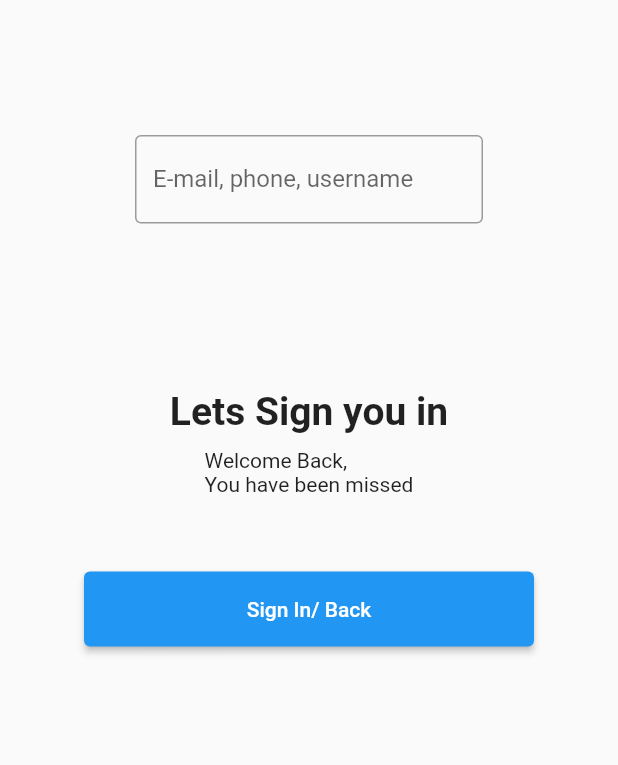
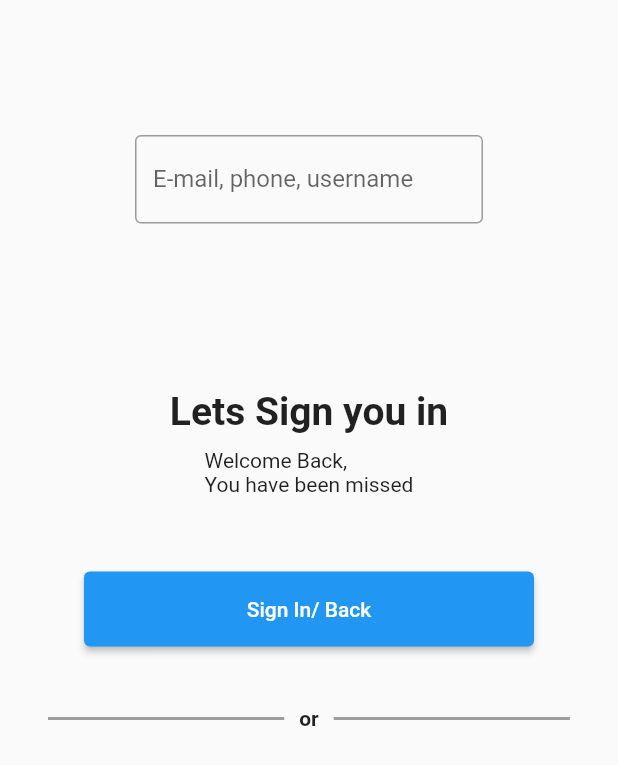
Before and after one commit to KampanieOnline/testproject, a Flutter app: the screen it shows after launch, after a tap on "Sign In", on a phone screen of 412 x 824 dp. Shown: the top 765 px of the screen. Run offline on Flutter 3.47's test engine with Material 2 defaults, Android fonts, the phone set to English and light mode, and no system bars.

Commit message:
new version 0.1.2
dekompozycja

```diff
--- /dev/null
+++ b/lib/home_page.dart
@@ -0,0 +1,55 @@
+import 'package:flutter/material.dart';
+import 'package:testproject/sign_in.dart';
+
+class HomePage extends StatelessWidget {
+  const HomePage({Key? key, required Color backgroundColor}) : super(key: key);
+
+  @override
+  Widget build(BuildContext context) {
+    return Scaffold(
+      body: Column(
+        children: [
+          buildImage(context),
+          SizedBox(height:20.0),
+          Text('Team work all',
+              style: TextStyle(fontWeight: FontWeight.bold, fontSize: 26)),
+          Padding(
+            padding: const EdgeInsets.all(60.0),
+            child: Text(
+                'Lorem i nie lorem, ipsum lorem. Mój tekścik aplikacji \nNowa linia tekstu o znakomitej apce \nTrzecia linia tekstu o tejże apce'),
+          ),
+          buildSignIn(context),
+        ],
+      ),
+    );
+  }
+
+  Center buildSignIn(BuildContext context) {
+    return Center(
+      child: SizedBox(
+        height: 50,
+        width: 300,
+        child: ElevatedButton(
+          style: ButtonStyle(),
+          child: const Text('Sign In'),
+          onPressed: () {
+            Navigator.push(
+              context,
+              MaterialPageRoute(builder: (context) => const SignIn()),
+            );
+          },
+        ),
+      ),
+    );
+  }
+
+  Widget buildImage(BuildContext context ) {
+    return Padding(
+      padding: const EdgeInsets.symmetric(horizontal: 10),
+      child: new Image.asset(
+        'images/home.jpg',
+        width: MediaQuery.of(context).size.width, fit: BoxFit.fill,
+      ),
+    );
+  }
+}
--- a/lib/main.dart
+++ b/lib/main.dart
@@ -1,99 +1,11 @@
 import 'package:flutter/material.dart';
+import 'package:testproject/home_page.dart';
 
 void main() {
   runApp(const MaterialApp(
     title: 'Logowanie do Apki',
-    home: FirstRoute(
+    home: HomePage(
       backgroundColor: Colors.white,
     ),
   ));
 }
-
-class FirstRoute extends StatelessWidget {
-  const FirstRoute({Key? key, required Color backgroundColor})
-      : super(key: key);
-
-  @override
-  Widget build(BuildContext context) {
-    var style;
-    return Scaffold(
-      body: Column(
-        children: [
-          Center(
-              child: Padding(
-                padding: const EdgeInsets.all(90.0),
-                child: new Image.asset('images/home.jpg', width: 300,),
-              )),
-          Padding(padding: EdgeInsets.only(top: 20.0),),
-          Text('Team work all',
-              style: TextStyle(fontWeight: FontWeight.bold, fontSize: 26)),
-          Padding(
-            padding: const EdgeInsets.all(60.0),
-            child: Text(
-                'Lorem i nie lorem, ipsum lorem. Mój tekścik o aplikacji \nNowa linia tekstu o znakomitej apce \nTrzecia linia tekstu o tejże apce'),
-          ),
-          Center(
-            child: SizedBox(height: 50, width: 300,
-              child: ElevatedButton(
-                style: ButtonStyle(),
-                child: const Text('Sign In'),
-                onPressed: () {
-                  Navigator.push(
-                    context,
-                    MaterialPageRoute(builder: (context) => const SignIn()),
-                  );
-                },
-              ),
-            ),
-          ),
-        ],
-      ),
-    );
-  }
-}
-
-class SignIn extends StatelessWidget {
-  const SignIn({Key? key}) : super(key: key);
-
-  @override
-  Widget build(BuildContext context) {
-    return Scaffold(
-      body: Column(
-        children: [
-          const Center(
-              child: Padding(
-                padding: EdgeInsets.all(90.0),
-                child: TextField (obscureText: true, decoration: InputDecoration(border:OutlineInputBorder(),labelText: 'E-mail, phone, username' ),),
-              )),
-          Padding(padding: EdgeInsets.only(top: 20.0),),
-          Text('Lets Sign you in', textAlign: TextAlign.left,
-              style: TextStyle(fontWeight: FontWeight.bold, fontSize: 26, )),
-          Padding(
-            padding: const EdgeInsets.all(10.0),
-            child: Text(
-                'Welcome Back, \nYou have been missed', textAlign: TextAlign.left,),
-          ),
-          Center(
-            child: Padding(
-              padding: const EdgeInsets.all(40.0),
-              child: SizedBox(height: 50, width: 300,
-                child: ElevatedButton(
-                  style: ButtonStyle(),
-                  child: const Text('Sign In/ Back'),
-                  onPressed: () {
-                    Navigator.pop(
-                      context,
-                      MaterialPageRoute(builder: (context) => const SignIn()),
-                    );
-                  },
-                ),
-              ),
-            ),
-          ),
-        ],
-      ),
-    );
-
-
-  }
-}
--- /dev/null
+++ b/lib/sign_in.dart
@@ -0,0 +1,94 @@
+
+
+import 'package:flutter/material.dart';
+
+class SignIn extends StatelessWidget {
+  const SignIn({Key? key}) : super(key: key);
+
+  @override
+  Widget build(BuildContext context) {
+    return Scaffold(
+      body: Column(
+        children: [
+          buildDetails(),
+          Padding(
+            padding: EdgeInsets.only(top: 20.0),
+          ),
+          Text(
+            'Lets Sign you in',
+            textAlign: TextAlign.left,
+            style: TextStyle(
+              fontWeight: FontWeight.bold,
+              fontSize: 26,
+            ),
+          ),
+          buildWelcomeBack(),
+          buildButton(context),
+          buildOrLine(),
+          Row(children:[
+            Container()
+          ])
+        ],
+      ),
+    );
+  }
+
+  Padding buildOrLine() {
+    return Padding(
+          padding: const EdgeInsets.symmetric(horizontal: 32.0),
+          child: Row(
+            children: [
+              Expanded(child: Container(color: Colors.grey, height: 2)),
+              SizedBox(width:10),
+              Text('or', style: TextStyle(fontWeight: FontWeight.w700),),
+              SizedBox(width:10),
+              Expanded(child: Container(color: Colors.grey, height: 2)),
+            ],
+          ),
+        );
+  }
+
+  Padding buildWelcomeBack() {
+    return Padding(
+      padding: const EdgeInsets.all(10.0),
+      child: Text(
+        'Welcome Back, \nYou have been missed',
+        textAlign: TextAlign.left,
+      ),
+    );
+  }
+
+  Center buildButton(BuildContext context) {
+    return Center(
+      child: Padding(
+        padding: const EdgeInsets.all(40.0),
+        child: SizedBox(
+          height: 50,
+          width: 300,
+          child: ElevatedButton(
+            style: ButtonStyle(),
+            child: const Text('Sign In/ Back'),
+            onPressed: () {
+              Navigator.pop(
+                context,
+                MaterialPageRoute(builder: (context) => const SignIn()),
+              );
+            },
+          ),
+        ),
+      ),
+    );
+  }
+
+  Center buildDetails() {
+    return const Center(
+        child: Padding(
+          padding: EdgeInsets.all(90.0),
+          child: TextField(
+            obscureText: true,
+            decoration: InputDecoration(
+                border: OutlineInputBorder(), labelText: 'E-mail, phone, username'),
+          ),
+        ));
+  }
+}
--- a/pubspec.yaml
+++ b/pubspec.yaml
@@ -35,6 +35,7 @@ dependencies:
   # The following adds the Cupertino Icons font to your application.
   # Use with the CupertinoIcons class for iOS style icons.
   cupertino_icons: ^1.0.2
+  duration: ^3.0.11
 
 dev_dependencies:
   flutter_test:
```
Also changed, not shown: lib/old/third.dart (+9 -33 lines), pubspec.lock.
